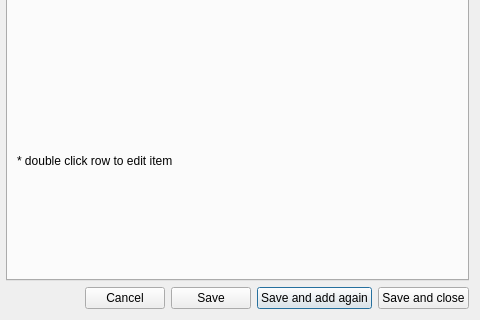
Before: the Qt Designer form libgui/item/additemdialog.ui in apinprastya/sultan, drawn with Qt 5; both pictures show x 358 to 838 and y 219 to 539 of the 838 by 539 pixel window.
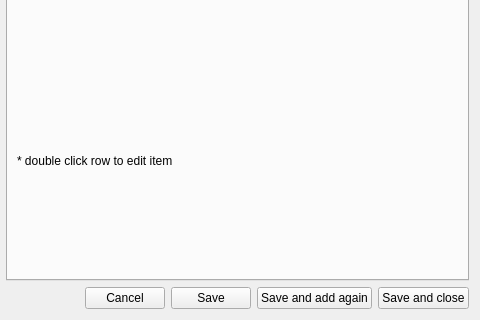
After: the same form once the commit is applied. Icons and pictures are not drawn. Custom widgets are drawn as their Qt base class.

Commit message: fix minor bug dialog can not closed

What changed in the file:
```diff
--- a/libgui/item/additemdialog.ui
+++ b/libgui/item/additemdialog.ui
@@ -669,6 +669,9 @@
        <property name="text">
         <string>Save and add again</string>
        </property>
+       <property name="autoDefault">
+        <bool>false</bool>
+       </property>
        <property name="default">
         <bool>false</bool>
        </property>
```
The commit also changes 1 other file.
